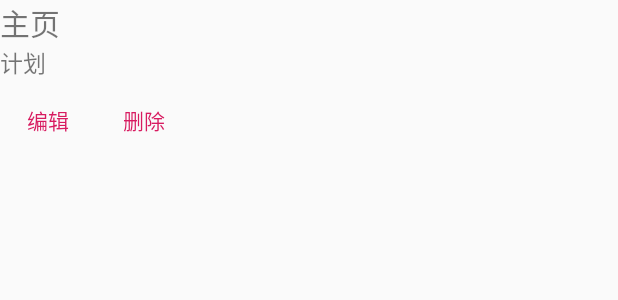
After one commit to Vermouth0/Final_project, an Android app: the layout list_plan_edit.xml on its own in the app's theme, with its tools: preview values and no code run, on a phone screen of 412 x 824 dp. The commit adds this screen. Shown: the top 300 px of the screen. Run offline under Robolectric (Android 15) with nearby library versions, the phone set to English and light mode, and no system bars.

Commit message:
新增计划编辑列表的配置文件edit_list.xml、数据库访问对象DBHelper.java、创建数据列表的实体对象PlanItem.java

```diff
--- a/app/src/main/res/layout/fragment_home_default.xml
+++ b/app/src/main/res/layout/fragment_home_default.xml
@@ -3,13 +3,14 @@
     xmlns:tools="http://schemas.android.com/tools"
     android:layout_width="match_parent"
     android:layout_height="match_parent"
-    tools:context=".HomeDefaultFragment">
+    tools:context=".HomeDefaultFragment"
+   >
 
     <!-- TODO: Update blank fragment layout -->
     <TextView
         android:id="@+id/fragment_home_default"
         android:layout_width="match_parent"
         android:layout_height="match_parent"
-        android:background="@drawable/home_bg"/>
+        />
 
 </FrameLayout>
--- a/app/src/main/res/layout/fragment_plan_check.xml
+++ b/app/src/main/res/layout/fragment_plan_check.xml
@@ -1,5 +1,5 @@
 <?xml version="1.0" encoding="utf-8"?>
-<FrameLayout xmlns:android="http://schemas.android.com/apk/res/android"
+<RelativeLayout xmlns:android="http://schemas.android.com/apk/res/android"
     xmlns:tools="http://schemas.android.com/tools"
     android:layout_width="match_parent"
     android:layout_height="match_parent"
@@ -12,4 +12,4 @@
         android:layout_height="match_parent"
         android:text="hello_form_check" />
 
-</FrameLayout>
+</RelativeLayout>
--- /dev/null
+++ b/app/src/main/res/layout/list_plan_edit.xml
@@ -0,0 +1,47 @@
+<?xml version="1.0" encoding="utf-8"?>
+<LinearLayout xmlns:android="http://schemas.android.com/apk/res/android"
+    android:layout_width="match_parent"
+    android:layout_height="match_parent"
+    android:orientation="vertical">
+
+    <TextView
+        android:id="@+id/itemTitle"
+        android:layout_height="wrap_content"
+        android:textSize="20sp"
+        android:layout_width="fill_parent"
+        android:text="@string/frame_home"/>
+    <TextView
+        android:id="@+id/itemDetail"
+        android:layout_height="wrap_content"
+        android:textSize="15sp"
+        android:layout_width="fill_parent"
+        android:text="@string/frame_plan"/>
+    <LinearLayout
+        android:layout_width="match_parent"
+        android:layout_height="wrap_content"
+        android:orientation="horizontal">
+
+        <Button
+            android:id="@+id/btn_edit_edit"
+            android:layout_width="wrap_content"
+            android:layout_height="wrap_content"
+            android:text="@string/btn_edit_edit"
+            android:textSize="14sp"
+            style="?android:attr/buttonBarButtonStyle" />
+
+        <Button
+            android:id="@+id/btn_edit_delete"
+            android:layout_width="wrap_content"
+            android:layout_height="wrap_content"
+            android:text="@string/btn_edit_delete"
+            android:textSize="14sp"
+            style="?android:attr/buttonBarButtonStyle" />
+
+    </LinearLayout>
+
+
+
+
+
+
+</LinearLayout>
--- a/app/src/main/res/values/strings.xml
+++ b/app/src/main/res/values/strings.xml
@@ -6,4 +6,6 @@
     <string name="frame_home">主页</string>
     <string name="frame_hot">热量</string>
     <string name="frame_plan">计划</string>
+    <string name="btn_edit_edit">编辑</string>
+    <string name="btn_edit_delete">删除</string>
 </resources>
```
Also changed, not shown: app/src/main/java/com/swufe/wy/slimming/DBHelper.java (added, +28 -0 lines), app/src/main/java/com/swufe/wy/slimming/PlanItem.java (added, +53 -0 lines), app/src/main/res/drawable/home_bg.jpg (deleted).
